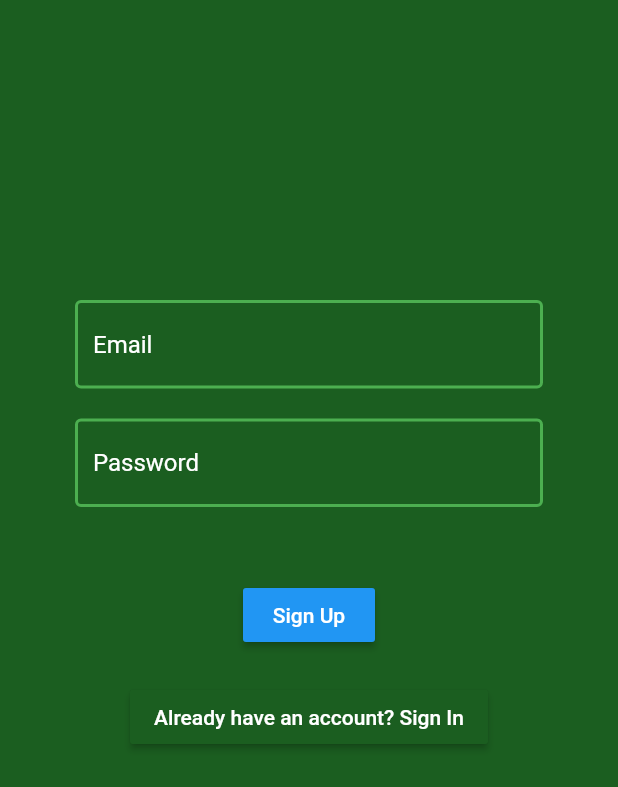
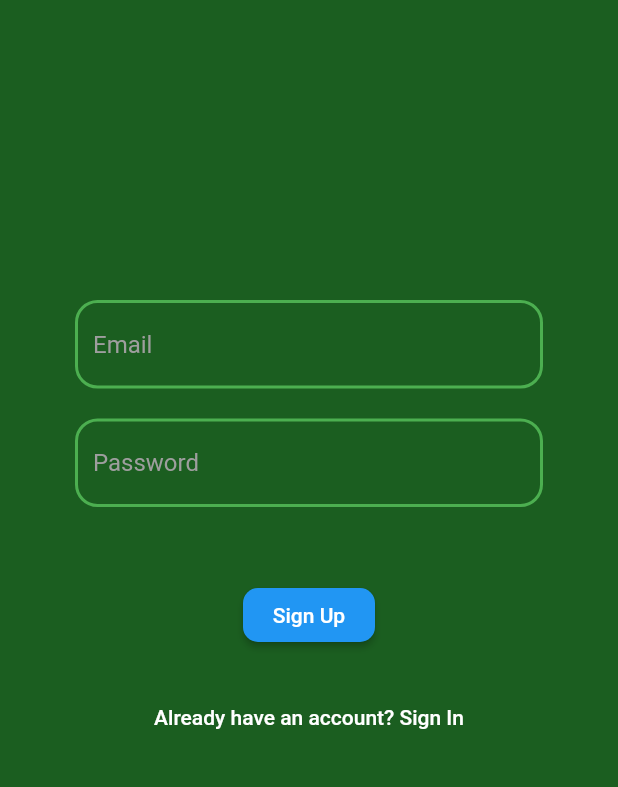
Before and after one commit to InvincibleJuggernaut/VirQ, a Flutter app: the screen it shows after launch, after a tap on "Sign In", after a tap on "New here? Sign Up", on a phone screen of 412 x 824 dp. Shown: the top 787 px of the screen. Run offline on Flutter 3.47's test engine with Material 2 defaults, Android fonts, the phone set to English and light mode, and no system bars; our stand-ins replace cloud_firestore, firebase_auth, flutter_local_notifications, flutter_spinkit, fluttertoast; missing offline and left inert: android_alarm_manager, barcode_scan, ticket_pass_package; accounts and stored records are empty.

Commit message:
UI updates

```diff
--- a/lib/main.dart
+++ b/lib/main.dart
@@ -4,7 +4,8 @@ import 'package:flutter/material.dart';
 import 'package:provider/provider.dart';
 import 'package:VirQ/models/user.dart';
 
-void main() {
+
+void main() async {
   runApp(MyApp());
 }
 
--- a/lib/screens/authenticate/register.dart
+++ b/lib/screens/authenticate/register.dart
@@ -37,7 +37,7 @@ class _RegisterState extends State<Register> {
           child: Column(
             children: <Widget>[
               TextFormField(
-                decoration: textInputDecoration.copyWith(hintText: 'Email'),
+                decoration: textInputDecoration.copyWith(hintText: 'Email', hintStyle: TextStyle(color: Colors.grey)),
                 style: TextStyle(color: Colors.white),
                 validator: (val) => val.isEmpty ? 'Enter an email' : null,
                 onChanged: (val) {
@@ -47,7 +47,7 @@ class _RegisterState extends State<Register> {
               ),
               SizedBox(height: 20.0),
               TextFormField(
-                decoration: textInputDecoration.copyWith(hintText: 'Password'),
+                decoration: textInputDecoration.copyWith(hintText: 'Password', hintStyle: TextStyle(color: Colors.grey)),
                 style: TextStyle(color: Colors.white),
                 obscureText: true,
                 validator: (val) => val.length < 6 ? 'Enter a password with atleast 6 characters' : null,
@@ -64,7 +64,8 @@ class _RegisterState extends State<Register> {
 
               SizedBox(height: 20.0),
               RaisedButton(
-                color: Colors.blue[500],
+                color: Colors.blue,
+                shape: RoundedRectangleBorder(borderRadius: BorderRadius.circular(10)),
                 child: Text(
                   'Sign Up',
                   style: TextStyle(color: Colors.white),
@@ -85,6 +86,10 @@ class _RegisterState extends State<Register> {
               ),
               SizedBox(height: 20.0),
               RaisedButton(
+                elevation: 0,
+                hoverElevation: 0,
+                focusElevation: 0,
+                highlightElevation: 0,
                 color: Colors.green[900],
                 child: Text(
                   'Already have an account? Sign In',
--- a/lib/screens/authenticate/sign_in.dart
+++ b/lib/screens/authenticate/sign_in.dart
@@ -35,7 +35,7 @@ class _SignInState extends State<SignIn> {
           child: Column(
             children: <Widget>[
               TextFormField(
-                decoration: textInputDecoration.copyWith(hintText: 'Email'),
+                decoration: textInputDecoration.copyWith(hintText: 'Email', hintStyle: TextStyle(color: Colors.grey)),
                 style: TextStyle(color: Colors.white),
                 validator: (val) => val.isEmpty ? 'Enter an email' : null,
                 onChanged: (val) {
@@ -45,7 +45,7 @@ class _SignInState extends State<SignIn> {
               ),
               SizedBox(height: 20.0),
               TextFormField(
-                decoration: textInputDecoration.copyWith(hintText: 'Password'),
+                decoration: textInputDecoration.copyWith(hintText: 'Password', hintStyle: TextStyle(color: Colors.grey)),
                 style: TextStyle(color: Colors.white),
                 validator: (val) => val.length < 6 ? 'Enter a password with atleast 6 characters' : null,
                 obscureText: true,
@@ -62,7 +62,8 @@ class _SignInState extends State<SignIn> {
 
               SizedBox(height: 20.0),
               RaisedButton(
-                color: Colors.blue[500],
+                color: Colors.blue,
+                shape: RoundedRectangleBorder(borderRadius: BorderRadius.circular(10)),
                 child: Text(
                   'Sign In',
                   style: TextStyle(color: Colors.white),
@@ -86,6 +87,10 @@ class _SignInState extends State<SignIn> {
               ),
               SizedBox(height: 20.0),
               RaisedButton(
+                elevation: 0,
+                hoverElevation: 0,
+                focusElevation: 0,
+                highlightElevation: 0,
                 color: Colors.green[900],
                 child: Text(
                   'New here? Sign Up',
--- a/lib/screens/home/queue_details_form.dart
+++ b/lib/screens/home/queue_details_form.dart
@@ -229,6 +229,7 @@ class _QueueDetailsState extends State<QueueDetails> {
             onPressed: () async {
               //updateData(value);
                 updateUserData();
+
                 Navigator.pop(context);
                 Fluttertoast.showToast(
                   msg: "Your slot details are available inside Tickets section",
--- a/lib/screens/home/ticket_list.dart
+++ b/lib/screens/home/ticket_list.dart
@@ -1,4 +1,5 @@
 import 'package:VirQ/services/database.dart';
+import 'package:android_alarm_manager/android_alarm_manager.dart';
 import 'package:cloud_firestore/cloud_firestore.dart';
 import 'package:firebase_auth/firebase_auth.dart';
 import 'package:flutter/cupertino.dart';
@@ -196,6 +197,7 @@ class _TicketListState extends State<TicketList> {
                   color: Colors.red,
                   onPressed: () async {
                       updateUserData();
+                      AndroidAlarmManager.cancel(0);
                   }
                   //size: 20,
                 ),
--- a/lib/shared/constants.dart
+++ b/lib/shared/constants.dart
@@ -4,9 +4,11 @@ const textInputDecoration = InputDecoration(
   hintStyle: TextStyle(color: Colors.white),
   border: OutlineInputBorder(),
   focusedBorder: OutlineInputBorder(
-    borderSide: BorderSide(color: Colors.orange, width: 2.0)
+    borderRadius: BorderRadius.all(Radius.circular(15)),
+    borderSide: BorderSide(color: Colors.blue, width: 2.0)
     ),
     enabledBorder: OutlineInputBorder(
+    borderRadius: BorderRadius.all(Radius.circular(15)),
     borderSide: BorderSide(color: Colors.green, width: 2.0)
   ),
 );
```
Also changed, not shown: lib/services/database.dart (+20 -0 lines).
